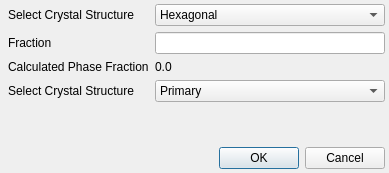
The window that Source/StatsGenerator/UI_Files/EditPhaseDialog.ui (BlueQuartzSoftware/DREAM3D) describes before a commit, drawn with Qt 5.
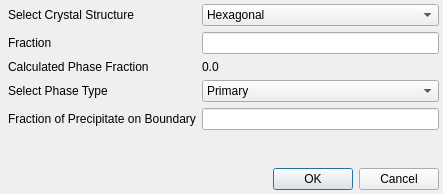
The same window after the commit.

What changed in the file:
```diff
--- a/Source/StatsGenerator/UI_Files/EditPhaseDialog.ui
+++ b/Source/StatsGenerator/UI_Files/EditPhaseDialog.ui
@@ -6,8 +6,8 @@
    <rect>
     <x>0</x>
     <y>0</y>
-    <width>389</width>
-    <height>173</height>
+    <width>443</width>
+    <height>194</height>
    </rect>
   </property>
   <property name="windowTitle">
@@ -76,7 +76,7 @@
      <item row="3" column="0">
       <widget class="QLabel" name="label_4">
        <property name="text">
-        <string>Select Crystal Structure</string>
+        <string>Select Phase Type</string>
        </property>
       </widget>
      </item>
@@ -109,6 +109,16 @@
        </item>
       </widget>
      </item>
+     <item row="4" column="0">
+      <widget class="QLabel" name="pptFractionLabel">
+       <property name="text">
+        <string>Fraction of Precipitate on Boundary</string>
+       </property>
+      </widget>
+     </item>
+     <item row="4" column="1">
+      <widget class="QLineEdit" name="pptFraction"/>
+     </item>
     </layout>
    </item>
    <item>
```
Left out of the diff: 7 changed lines with no effect on the pictures.
